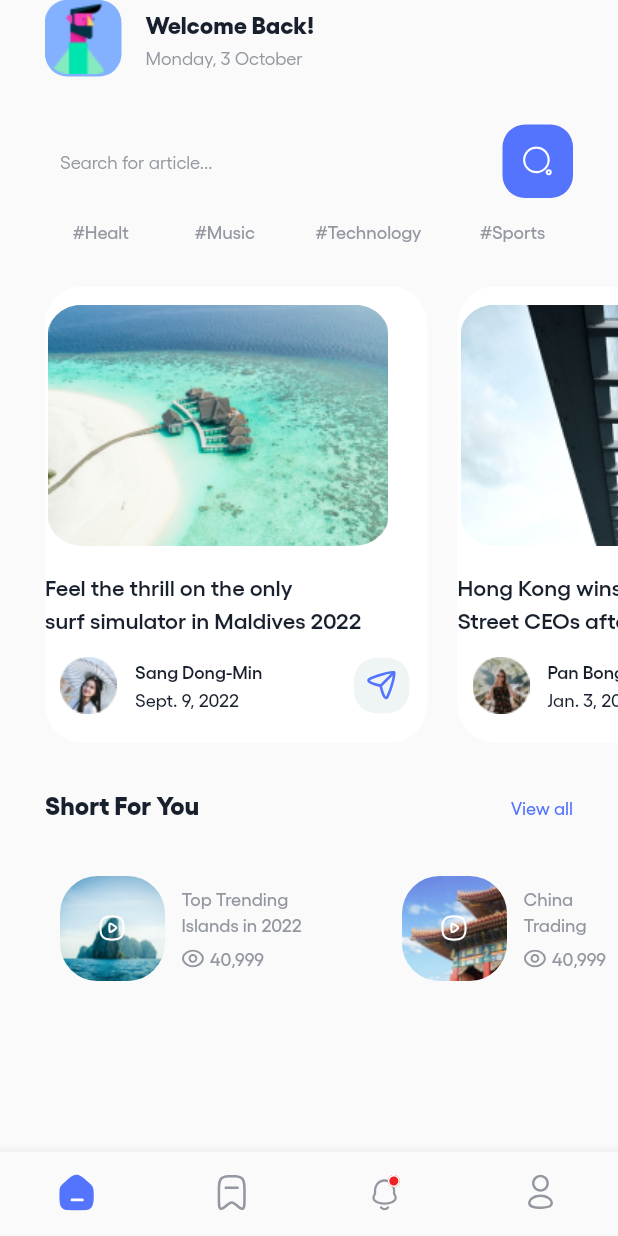
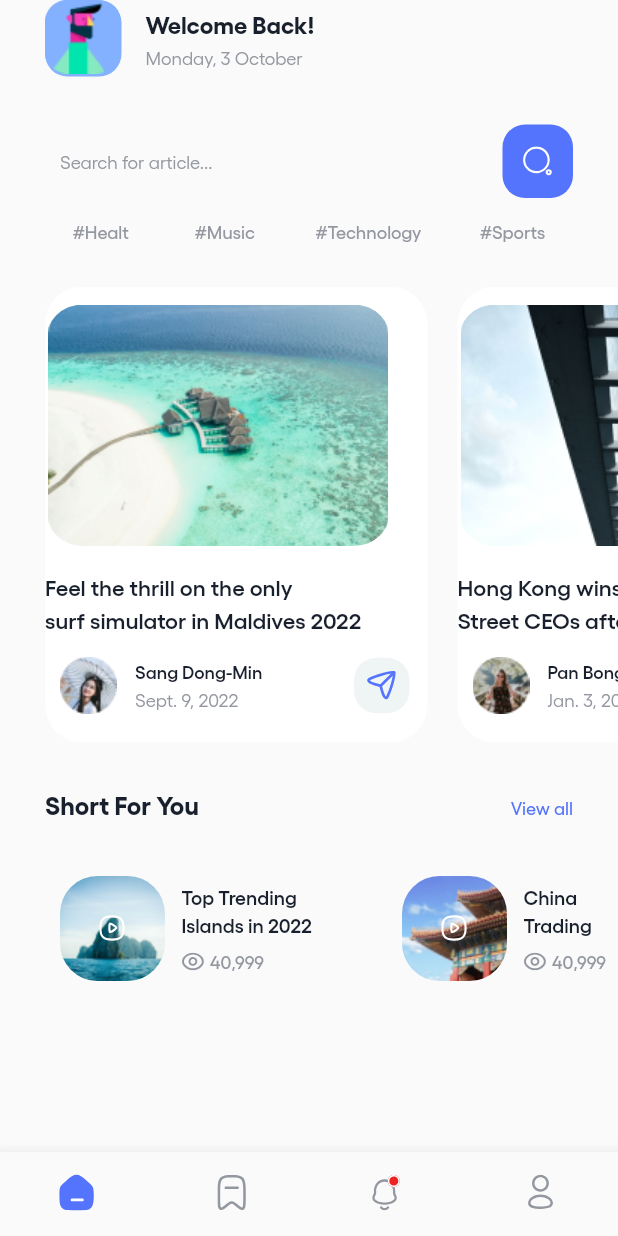
Before and after one commit to Emyeeeel/mobile_news_app, a Flutter app: the Homescreen screen opened directly, on a phone screen of 412 x 824 dp. Run offline on Flutter 3.47's test engine with Material 2 defaults, Android fonts, the phone set to English and light mode, and no system bars; our stand-ins replace device_preview, flutter_svg.

Commit message:
fixed appropriate font weight for screen 1

```diff
--- a/lib/listviewWidgets.dart
+++ b/lib/listviewWidgets.dart
@@ -104,8 +104,8 @@ class HorizontalList extends StatelessWidget {
                                   style: TextStyle(
                                     fontFamily: 'Gellix',
                                     fontSize: 12,
-                                    fontWeight: FontWeight.w500,
-                                    color: Color(0xFF19202D),
+                                    fontWeight: FontWeight.w400,
+                                    color: Color(0xFF9397A0),
                                   ),
                                 ),
                               ],
@@ -245,8 +245,8 @@ class HorizontalList_2 extends StatelessWidget {
                                   style: TextStyle(
                                     fontFamily: 'Gellix',
                                     fontSize: 12,
-                                    fontWeight: FontWeight.w500,
-                                    color: Color(0xFF19202D),
+                                    fontWeight: FontWeight.w400,
+                                    color: Color(0xFF9397A0),
                                   ),
                                 ),
                               ],
@@ -329,9 +329,9 @@ class HorizontalList1 extends StatelessWidget {
                     'Top Trending',
                     style: TextStyle(
                       fontFamily: 'Gellix',
-                      fontSize: 12,
-                      fontWeight: FontWeight.w500,
-                      color: Color(0xFF9397A0),
+                      fontSize: 13,
+                      fontWeight: FontWeight.w600,
+                      color: Color(0xFF19202D),
                     ),
                   ),
                   const SizedBox(
@@ -341,9 +341,9 @@ class HorizontalList1 extends StatelessWidget {
                     'Islands in 2022',
                     style: TextStyle(
                       fontFamily: 'Gellix',
-                      fontSize: 12,
-                      fontWeight: FontWeight.w500,
-                      color: Color(0xFF9397A0),
+                      fontSize: 13,
+                      fontWeight: FontWeight.w600,
+                      color: Color(0xFF19202D),
                     ),
                   ),
                   const SizedBox(
@@ -422,9 +422,9 @@ class HorizontalList1_2 extends StatelessWidget {
                     'China',
                     style: TextStyle(
                       fontFamily: 'Gellix',
-                      fontSize: 12,
-                      fontWeight: FontWeight.w500,
-                      color: Color(0xFF9397A0),
+                      fontSize: 13,
+                      fontWeight: FontWeight.w600,
+                      color: Color(0xFF19202D),
                     ),
                   ),
                   const SizedBox(
@@ -434,9 +434,9 @@ class HorizontalList1_2 extends StatelessWidget {
                     'Trading',
                     style: TextStyle(
                       fontFamily: 'Gellix',
-                      fontSize: 12,
-                      fontWeight: FontWeight.w500,
-                      color: Color(0xFF9397A0),
+                      fontSize: 13,
+                      fontWeight: FontWeight.w600,
+                      color: Color(0xFF19202D),
                     ),
                   ),
                   const SizedBox(
--- a/lib/main.dart
+++ b/lib/main.dart
@@ -26,7 +26,7 @@ class MyApp extends StatelessWidget {
       theme: ThemeData(
         primaryColor: const Color(0xFFFCFCFC),
       ),
-      home: const Profilescreen(),
+      home: const Homescreen(),
     );
   }
 }
--- a/lib/screens/screen1.dart
+++ b/lib/screens/screen1.dart
@@ -89,7 +89,7 @@ class _HomescreenState extends State<Homescreen> {
                             style: TextStyle(
                               fontFamily: 'Gellix',
                               fontSize: 16,
-                              fontWeight: FontWeight.w800,
+                              fontWeight: FontWeight.w700,
                               color: Color(0xFF19202D),
                             ),
                           ),
@@ -252,7 +252,7 @@ class _HomescreenState extends State<Homescreen> {
                             style: TextStyle(
                               fontFamily: 'Gellix',
                               fontSize: 17,
-                              fontWeight: FontWeight.w800,
+                              fontWeight: FontWeight.w700,
                               color: Color(0xFF19202D),
                             ),
                           ),
```
